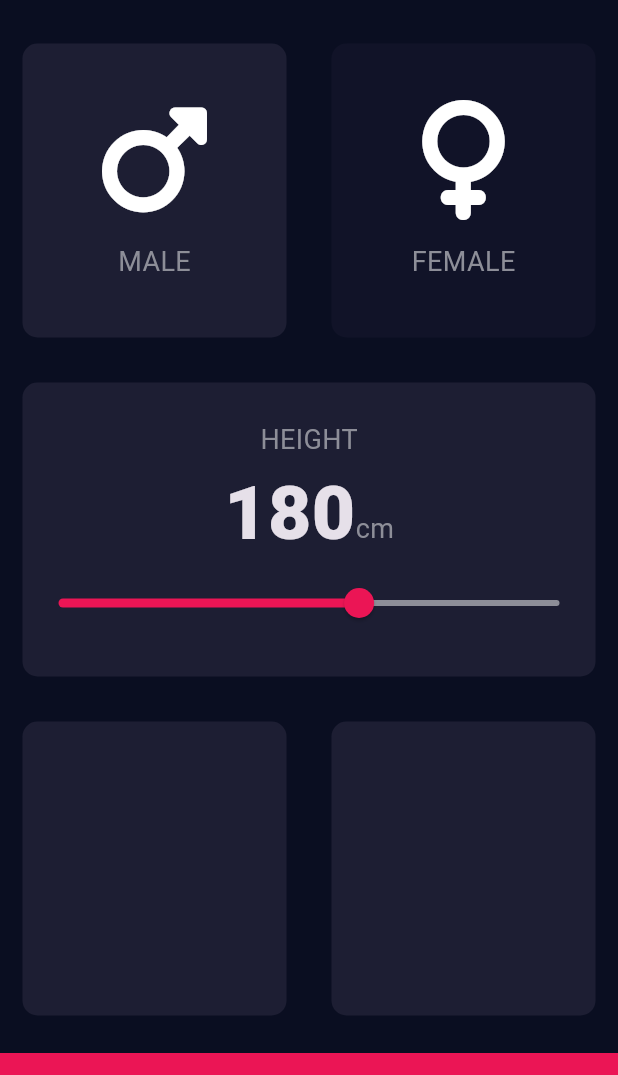
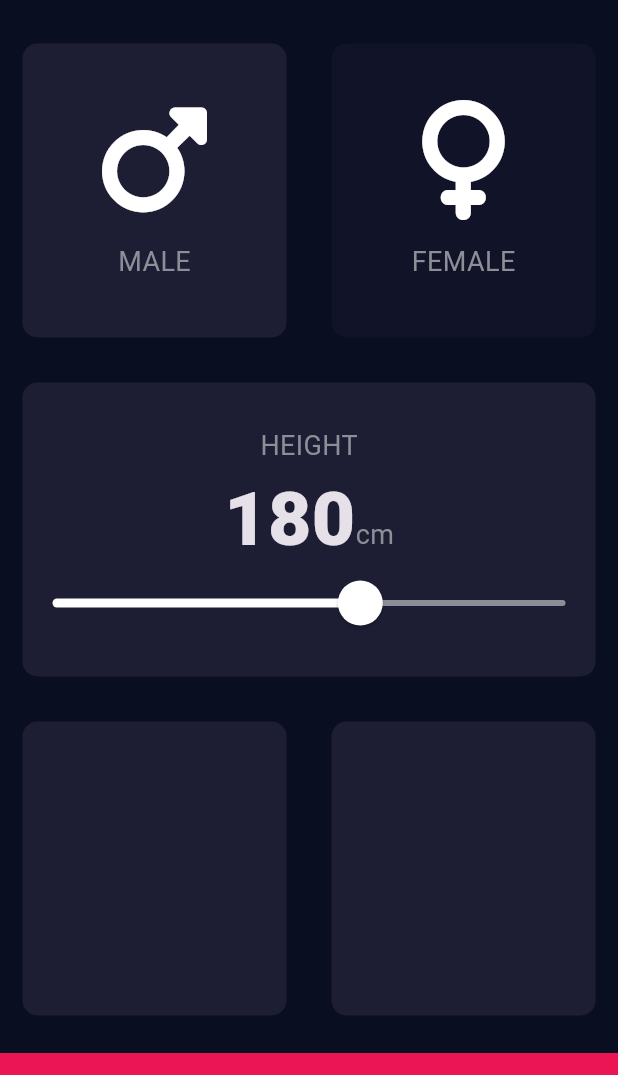
Before and after one commit to Shadislam1/bmi_calculator, a Flutter app: the screen it shows after launch, on a phone screen of 412 x 824 dp, the part 63-1138 px from its top. Run offline on Flutter 3.47's test engine with Material 3 defaults, Android fonts, the phone set to English and light mode, and no system bars; our stand-ins replace font_awesome_flutter.

Commit message:
slider,slider theme update

```diff
--- a/lib/input_page.dart
+++ b/lib/input_page.dart
@@ -118,17 +118,33 @@ int height =180;
 
                       ],
                     ),
-                    Slider(
+
+
+                    SliderTheme(
+                      data: SliderTheme.of(context).copyWith(
+                        inactiveTrackColor: Color(0xFF8D8E98),
+                        activeTrackColor: Colors.white,
+                        thumbColor: Color(0xFFEB1555),
+                        overlayColor: Color(0x29EB1555),
+                        thumbShape:
+                          RoundSliderThumbShape(enabledThumbRadius: 15.0),
+
+                       overlayShape:
+                          RoundSliderOverlayShape(
+                          overlayRadius: 20.0,
+                        ),
+                      ),
+                      child: Slider(
                         value:height.toDouble(),
                         min: 120,
                         max: 220,
-                      activeColor: Color(0xFFEB1555),
-                      inactiveColor: Color(0xFF8D8E98),
+                        activeColor: Colors.white,
                         onChanged: (double newValue) {
                           setState(() {
                              height = newValue.round();
                           });
                         },
+                      ),
                     ),
                 ],
                ) ,
--- a/lib/main.dart
+++ b/lib/main.dart
@@ -11,6 +11,7 @@ class BMICalculator extends StatelessWidget {
   Widget build(BuildContext context) {
     return MaterialApp(
       theme: ThemeData.dark().copyWith(
+
         primaryColor: Color(0xFF0A0E21),
         scaffoldBackgroundColor: Color(0xFF0A0E21),
        // textTheme: TextTheme(
```
Lines whose indentation alone changed are shown as unchanged.
